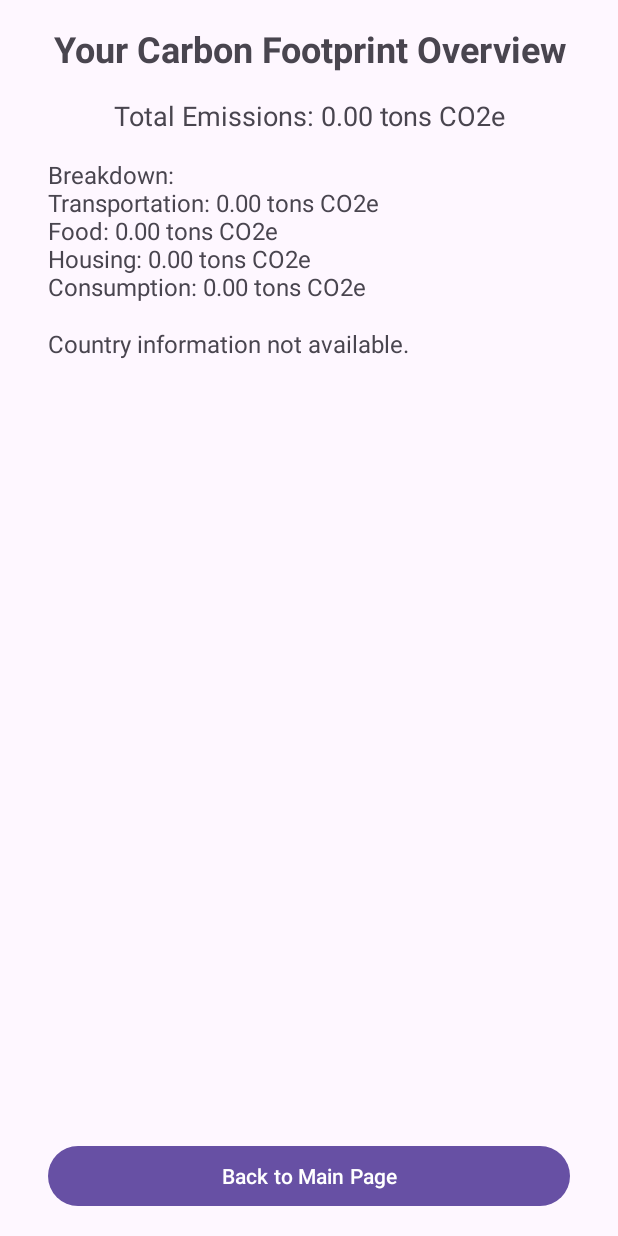
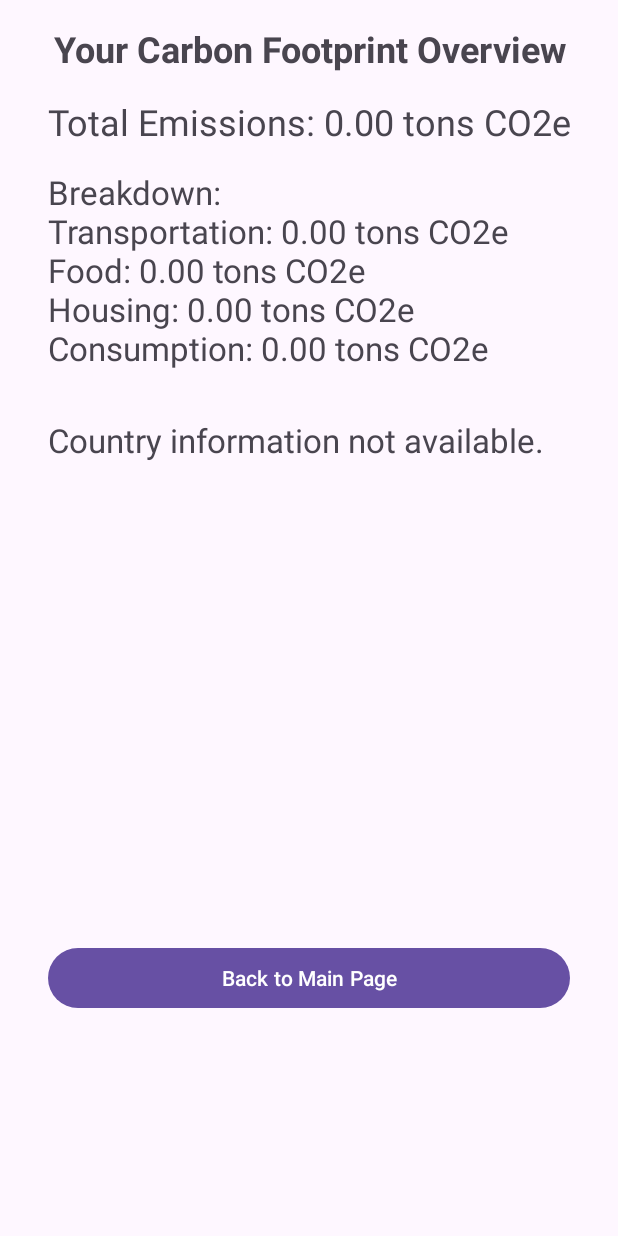
Before and after one commit to KaenKaslana/CSCB07-Software-Design-Project, an Android app: the CarbonFootprintActivity screen opened directly, with no data from a screen before it, on a phone screen of 412 x 824 dp. Run offline under Robolectric (Android 15) with nearby library versions, the phone set to English and light mode, and no system bars; our stand-ins replace Firebase (no records; nobody signed in at launch, a user with empty details on screens opened directly).

Commit message:
fix: Edidted view for calculating carbon emission

```diff
--- a/ProjectStarter/app/src/main/res/layout/activity_carbon_footprint.xml
+++ b/ProjectStarter/app/src/main/res/layout/activity_carbon_footprint.xml
@@ -25,7 +25,7 @@
         android:layout_width="0dp"
         android:layout_height="wrap_content"
         android:text="Total Emissions: 0 kg CO2e"
-        android:textSize="18sp"
+        android:textSize="24sp"
         android:gravity="center"
         android:layout_marginTop="16dp"
         app:layout_constraintTop_toBottomOf="@id/footprintTitle"
@@ -37,7 +37,7 @@
         android:layout_width="0dp"
         android:layout_height="wrap_content"
         android:text="Breakdown:\nTransportation: 0 kg CO2e\nFood: 0 kg CO2e\nHousing: 0 kg CO2e\nConsumption: 0 kg CO2e"
-        android:textSize="16sp"
+        android:textSize="22sp"
         android:layout_marginTop="16dp"
         app:layout_constraintTop_toBottomOf="@id/totalFootprintText"
         app:layout_constraintStart_toStartOf="parent"
@@ -48,23 +48,23 @@
         android:id="@+id/comparisonText"
         android:layout_width="0dp"
         android:layout_height="wrap_content"
-        android:text="Your footprint is 0% below the national average for Canada.\nYour footprint meets global targets for climate change!"
-        android:textSize="16sp"
-        android:layout_marginTop="16dp"
-        app:layout_constraintTop_toBottomOf="@id/breakdownText"
+        android:layout_marginHorizontal="32dp"
+        android:layout_marginTop="32dp"
+        android:text="Your footprint is 0% below the national average for Canada.\n\nYour footprint meets global targets for climate change!"
+        android:textSize="22sp"
+        app:layout_constraintEnd_toEndOf="parent"
         app:layout_constraintStart_toStartOf="parent"
-        app:layout_constraintEnd_toEndOf="parent"
-        android:layout_marginHorizontal="32dp" />
+        app:layout_constraintTop_toBottomOf="@id/breakdownText" />
 
     <Button
         android:id="@+id/backToMainPageButton"
         android:layout_width="0dp"
         android:layout_height="wrap_content"
+        android:layout_marginHorizontal="32dp"
+        android:layout_marginBottom="148dp"
         android:text="Back to Main Page"
-        android:layout_marginHorizontal="32dp"
-        android:layout_marginBottom="16dp"
         app:layout_constraintBottom_toBottomOf="parent"
-        app:layout_constraintStart_toStartOf="parent"
-        app:layout_constraintEnd_toEndOf="parent" />
+        app:layout_constraintEnd_toEndOf="parent"
+        app:layout_constraintStart_toStartOf="parent" />
 
 </androidx.constraintlayout.widget.ConstraintLayout>
--- a/ProjectStarter/app/src/main/res/layout/activity_publictransportq1.xml
+++ b/ProjectStarter/app/src/main/res/layout/activity_publictransportq1.xml
@@ -13,7 +13,7 @@
         android:layout_height="82dp"
         android:layout_marginTop="254dp"
         android:layout_marginBottom="392dp"
-        android:text="How often do you use public transportation?"
+        android:text="How many times a week do you use public transportation?"
         android:textSize="24dp"
         app:layout_constraintBottom_toBottomOf="parent"
         app:layout_constraintEnd_toEndOf="parent"
@@ -29,7 +29,7 @@
         android:layout_marginStart="52dp"
         android:layout_marginTop="84dp"
         android:backgroundTint="#009999"
-        android:text="1-2"
+        android:text="Never"
         android:textSize="20dp"
         app:layout_constraintBottom_toBottomOf="parent"
         app:layout_constraintStart_toStartOf="parent"
@@ -43,7 +43,7 @@
         android:layout_marginTop="84dp"
         android:layout_marginEnd="76dp"
         android:backgroundTint="#009999"
-        android:text="3-5"
+        android:text="1-2"
         android:textSize="20dp"
         app:layout_constraintEnd_toEndOf="parent"
         app:layout_constraintTop_toBottomOf="@+id/textView" />
@@ -66,8 +66,8 @@
         android:layout_marginStart="52dp"
         android:layout_marginBottom="56dp"
         android:backgroundTint="#009999"
-        android:text="6-10"
         android:textSize="20dp"
+        android:text="3-4"
         app:layout_constraintBottom_toBottomOf="parent"
         app:layout_constraintStart_toStartOf="parent"
         app:layout_constraintTop_toBottomOf="@+id/opt2"
@@ -80,7 +80,7 @@
         android:layout_marginEnd="76dp"
         android:layout_marginBottom="52dp"
         android:backgroundTint="#009999"
-        android:text="More than 10"
+        android:text="5 or more"
         android:textSize="20dp"
         app:layout_constraintBottom_toBottomOf="parent"
         app:layout_constraintEnd_toEndOf="parent"
```
Also changed, not shown: 1 other file.
